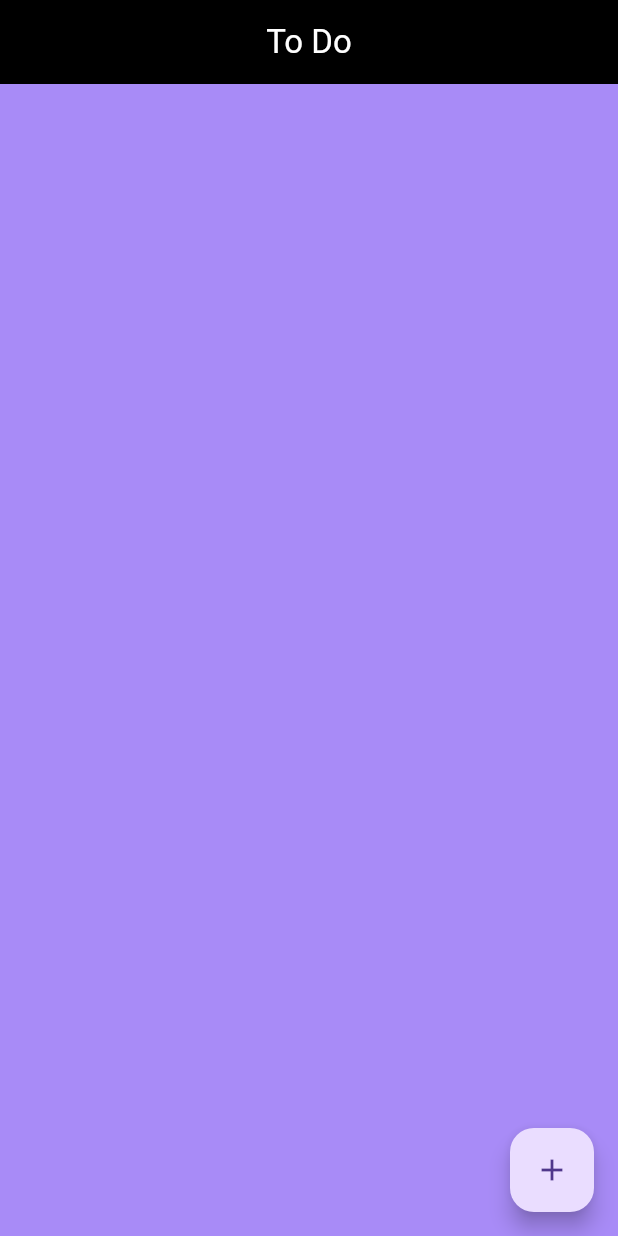
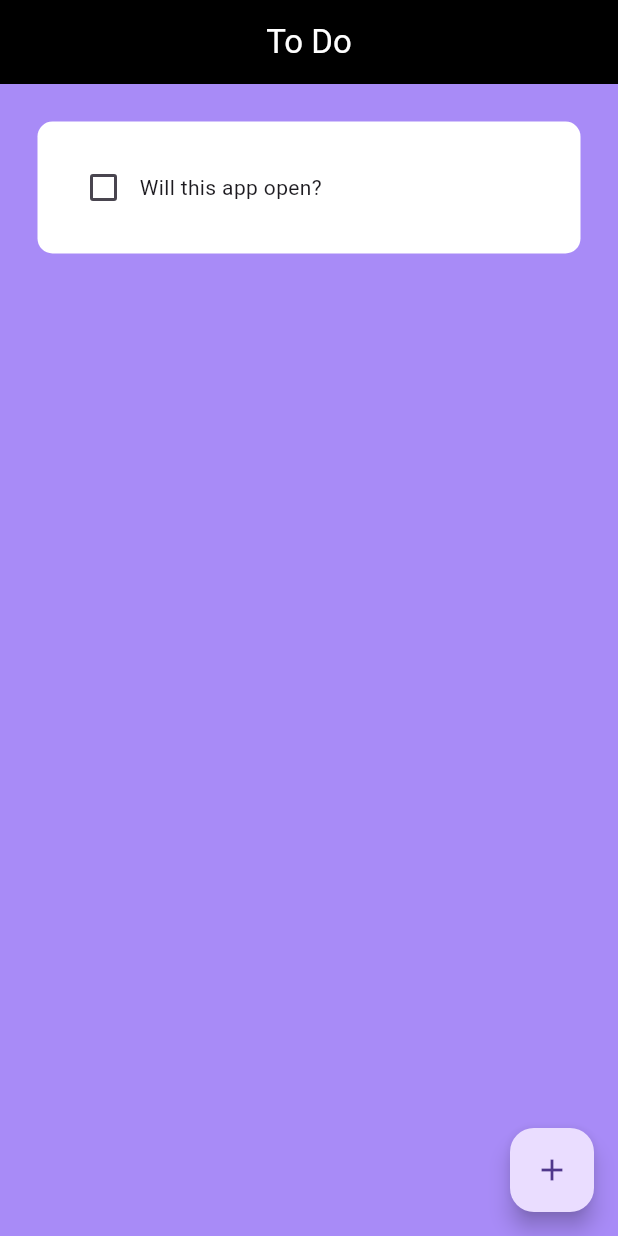
Before and after one commit to CPT-Dawn/Work-Needed-To-Do, a Flutter app: the screen it shows after launch, on a phone screen of 412 x 824 dp. Run offline on Flutter 3.47's test engine with Material 3 defaults, Android fonts, the light colour scheme and no system bars; drawn by our look-alikes of flutter_slidable.

Commit message:
done with the basic structure

```diff
--- a/lib/Pages/home_page.dart
+++ b/lib/Pages/home_page.dart
@@ -14,7 +14,9 @@ class HomePage extends StatefulWidget {
 class _HomePageState extends State<HomePage> {
   final _controller = TextEditingController();
 
-  List toDoList = [];
+  List toDoList = [
+    ["Will this app open?", false],
+  ];
 
   void checkBoxChanged(bool? value, int index) {
     setState(() {
```
